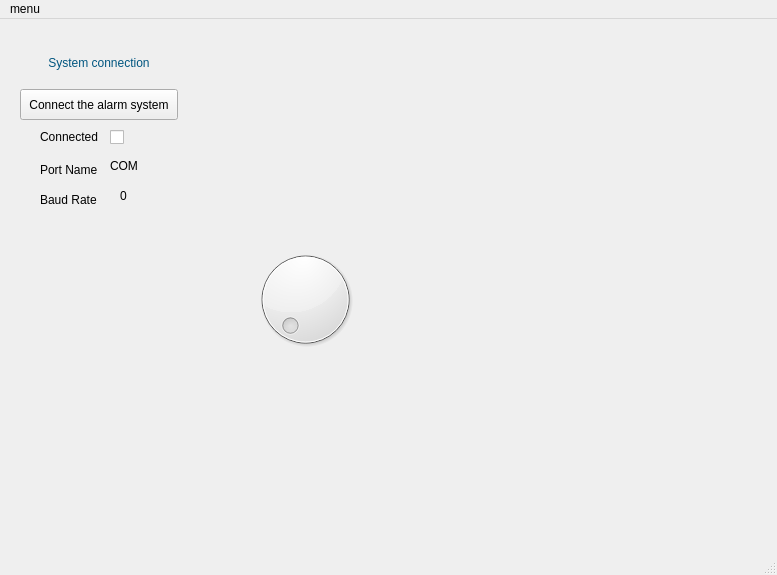
First picture: the form in alarm_system/mainwindow.ui, repository tamasstummer/alarm_system_Qt, before the edit.
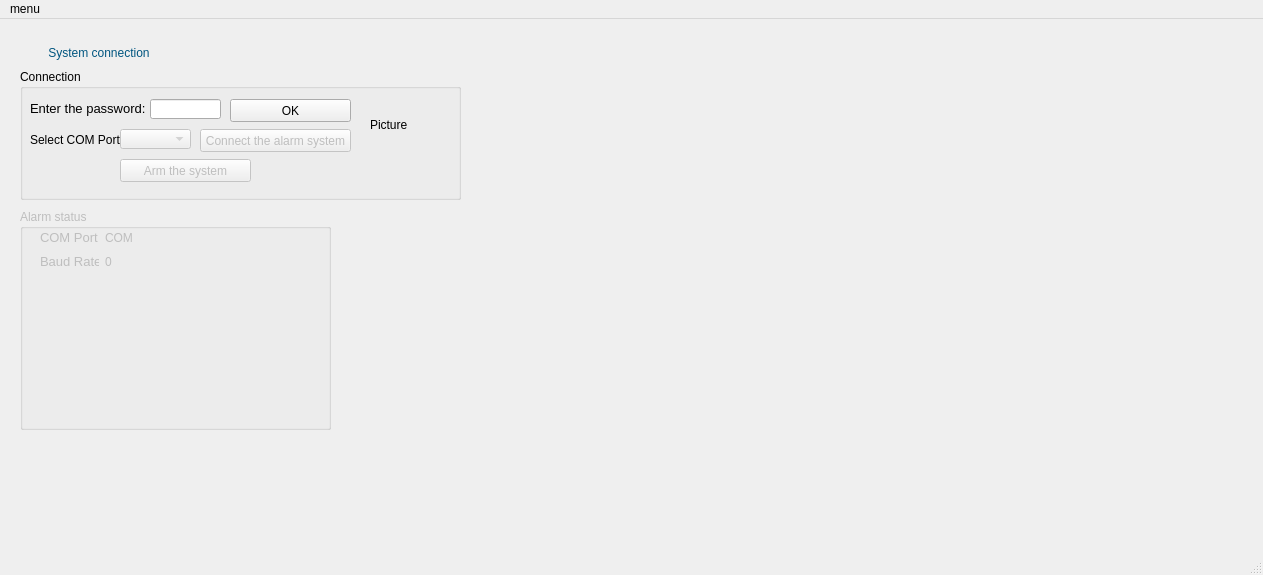
Second picture: the form after the edit.

Patch:
```diff
--- a/alarm_system/mainwindow.ui
+++ b/alarm_system/mainwindow.ui
@@ -6,7 +6,7 @@
    <rect>
     <x>0</x>
     <y>0</y>
-    <width>777</width>
+    <width>1263</width>
     <height>575</height>
    </rect>
   </property>
@@ -21,7 +21,7 @@
     <property name="geometry">
      <rect>
       <x>20</x>
-      <y>20</y>
+      <y>10</y>
       <width>158</width>
       <height>49</height>
      </rect>
@@ -39,109 +39,198 @@
      <set>Qt::AlignCenter</set>
     </property>
    </widget>
-   <widget class="QPushButton" name="pushButton">
+   <widget class="QGroupBox" name="groupBox">
+    <property name="enabled">
+     <bool>false</bool>
+    </property>
     <property name="geometry">
      <rect>
       <x>20</x>
-      <y>70</y>
-      <width>158</width>
-      <height>31</height>
+      <y>190</y>
+      <width>311</width>
+      <height>221</height>
      </rect>
     </property>
-    <property name="text">
-     <string>Connect the alarm system</string>
+    <property name="title">
+     <string>Alarm status</string>
     </property>
+    <widget class="QWidget" name="">
+     <property name="geometry">
+      <rect>
+       <x>20</x>
+       <y>20</y>
+       <width>93</width>
+       <height>42</height>
+      </rect>
+     </property>
+     <layout class="QHBoxLayout" name="horizontalLayout">
+      <item>
+       <layout class="QVBoxLayout" name="verticalLayout">
+        <item>
+         <widget class="QLabel" name="label_3">
+          <property name="text">
+           <string>&lt;html&gt;&lt;head/&gt;&lt;body&gt;&lt;p&gt;&lt;span style=&quot; font-size:10pt;&quot;&gt;COM Port&lt;/span&gt;&lt;/p&gt;&lt;/body&gt;&lt;/html&gt;</string>
+          </property>
+         </widget>
+        </item>
+        <item>
+         <widget class="QLabel" name="label_4">
+          <property name="text">
+           <string>&lt;html&gt;&lt;head/&gt;&lt;body&gt;&lt;p&gt;&lt;span style=&quot; font-size:10pt;&quot;&gt;Baud Rate&lt;/span&gt;&lt;/p&gt;&lt;/body&gt;&lt;/html&gt;</string>
+          </property>
+         </widget>
+        </item>
+       </layout>
+      </item>
+      <item>
+       <layout class="QVBoxLayout" name="verticalLayout_2">
+        <item>
+         <widget class="QLabel" name="label_5">
+          <property name="text">
+           <string>COM</string>
+          </property>
+         </widget>
+        </item>
+        <item>
+         <widget class="QLabel" name="label_6">
+          <property name="text">
+           <string>0</string>
+          </property>
+         </widget>
+        </item>
+       </layout>
+      </item>
+     </layout>
+    </widget>
    </widget>
-   <widget class="QLabel" name="label_2">
+   <widget class="QGroupBox" name="groupBox_2">
     <property name="geometry">
      <rect>
-      <x>40</x>
-      <y>110</y>
-      <width>71</width>
-      <height>16</height>
+      <x>20</x>
+      <y>50</y>
+      <width>441</width>
+      <height>131</height>
      </rect>
     </property>
-    <property name="text">
-     <string>Connected</string>
-    </property>
-   </widget>
-   <widget class="QCheckBox" name="checkBox">
-    <property name="geometry">
-     <rect>
-      <x>110</x>
-      <y>110</y>
-      <width>70</width>
-      <height>17</height>
-     </rect>
-    </property>
-    <property name="text">
-     <string/>
-    </property>
-    <property name="checkable">
+    <property name="autoFillBackground">
      <bool>false</bool>
     </property>
-   </widget>
-   <widget class="QLabel" name="label_3">
-    <property name="geometry">
-     <rect>
-      <x>40</x>
-      <y>140</y>
-      <width>71</width>
-      <height>21</height>
-     </rect>
+    <property name="title">
+     <string>Connection</string>
     </property>
-    <property name="text">
-     <string>Port Name</string>
-    </property>
-   </widget>
-   <widget class="QLabel" name="label_4">
-    <property name="geometry">
-     <rect>
-      <x>40</x>
-      <y>170</y>
-      <width>71</width>
-      <height>21</height>
-     </rect>
-    </property>
-    <property name="text">
-     <string>Baud Rate</string>
-    </property>
-   </widget>
-   <widget class="QLabel" name="label_5">
-    <property name="geometry">
-     <rect>
-      <x>110</x>
-      <y>140</y>
-      <width>47</width>
-      <height>13</height>
-     </rect>
-    </property>
-    <property name="text">
-     <string>COM</string>
-    </property>
-   </widget>
-   <widget class="QLabel" name="label_6">
-    <property name="geometry">
-     <rect>
-      <x>120</x>
-      <y>170</y>
-      <width>47</width>
-      <height>13</height>
-     </rect>
-    </property>
-    <property name="text">
-     <string>0</string>
-    </property>
-   </widget>
-   <widget class="QDial" name="dial">
-    <property name="geometry">
-     <rect>
-      <x>250</x>
-      <y>210</y>
-      <width>111</width>
-      <height>141</height>
-     </rect>
-    </property>
+    <widget class="QLabel" name="label_7">
+     <property name="geometry">
+      <rect>
+       <x>10</x>
+       <y>30</y>
+       <width>131</width>
+       <height>20</height>
+      </rect>
+     </property>
+     <property name="text">
+      <string>&lt;html&gt;&lt;head/&gt;&lt;body&gt;&lt;p&gt;&lt;span style=&quot; font-size:10pt;&quot;&gt;Enter the password:&lt;/span&gt;&lt;/p&gt;&lt;/body&gt;&lt;/html&gt;</string>
+     </property>
+    </widget>
+    <widget class="QPushButton" name="buttonPasswordOK">
+     <property name="geometry">
+      <rect>
+       <x>210</x>
+       <y>30</y>
+       <width>121</width>
+       <height>23</height>
+      </rect>
+     </property>
+     <property name="text">
+      <string>OK</string>
+     </property>
+     <property name="flat">
+      <bool>false</bool>
+     </property>
+    </widget>
+    <widget class="QLabel" name="label_8">
+     <property name="geometry">
+      <rect>
+       <x>10</x>
+       <y>60</y>
+       <width>91</width>
+       <height>21</height>
+      </rect>
+     </property>
+     <property name="text">
+      <string>Select COM Port:</string>
+     </property>
+    </widget>
+    <widget class="QComboBox" name="comboBox_COM_Port">
+     <property name="enabled">
+      <bool>false</bool>
+     </property>
+     <property name="geometry">
+      <rect>
+       <x>100</x>
+       <y>60</y>
+       <width>71</width>
+       <height>20</height>
+      </rect>
+     </property>
+     <property name="duplicatesEnabled">
+      <bool>false</bool>
+     </property>
+    </widget>
+    <widget class="QPushButton" name="buttonConnect">
+     <property name="enabled">
+      <bool>false</bool>
+     </property>
+     <property name="geometry">
+      <rect>
+       <x>180</x>
+       <y>60</y>
+       <width>151</width>
+       <height>23</height>
+      </rect>
+     </property>
+     <property name="text">
+      <string>Connect the alarm system</string>
+     </property>
+    </widget>
+    <widget class="QLineEdit" name="text_Password">
+     <property name="geometry">
+      <rect>
+       <x>130</x>
+       <y>30</y>
+       <width>71</width>
+       <height>20</height>
+      </rect>
+     </property>
+    </widget>
+    <widget class="QLabel" name="label_2">
+     <property name="geometry">
+      <rect>
+       <x>350</x>
+       <y>20</y>
+       <width>51</width>
+       <height>71</height>
+      </rect>
+     </property>
+     <property name="text">
+      <string>Picture</string>
+     </property>
+    </widget>
+    <widget class="QPushButton" name="buttonArmTheSystem">
+     <property name="enabled">
+      <bool>false</bool>
+     </property>
+     <property name="geometry">
+      <rect>
+       <x>100</x>
+       <y>90</y>
+       <width>131</width>
+       <height>23</height>
+      </rect>
+     </property>
+     <property name="text">
+      <string>Arm the system</string>
+     </property>
+    </widget>
    </widget>
   </widget>
   <widget class="QMenuBar" name="menubar">
@@ -149,7 +238,7 @@
     <rect>
      <x>0</x>
      <y>0</y>
-     <width>777</width>
+     <width>1263</width>
      <height>21</height>
     </rect>
    </property>
```
Left out of the diff: 4 changed lines with no effect on the pictures.
